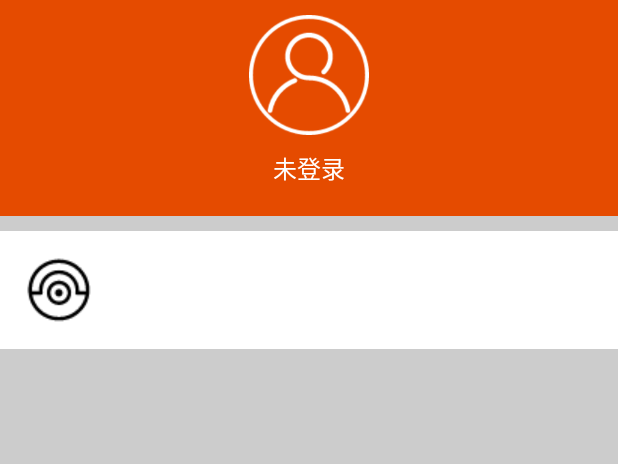
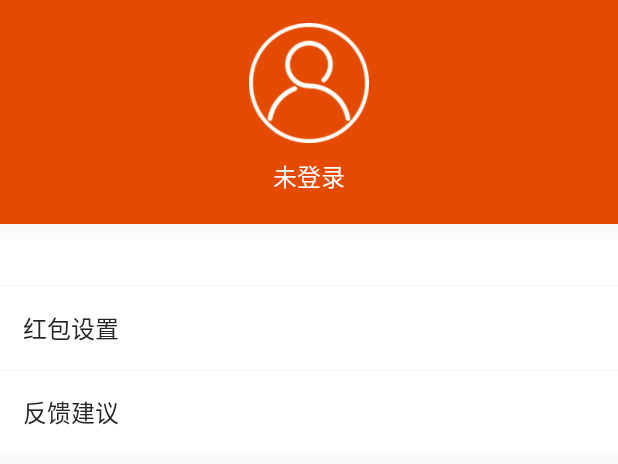
Before and after one commit to handsomeslow/WXHB, an Android app: the layout fragment_my_layout.xml on its own in the app's theme, with its tools: preview values and no code run, on a phone screen of 412 x 824 dp. Shown: the top 464 px of the screen. Run offline under Robolectric (Android 15) with nearby library versions, the phone set to English and light mode, and no system bars.

Commit message:
fix conflict

```diff
--- a/app/src/main/java/com/jx/wxhb/MyApplication.java
+++ b/app/src/main/java/com/jx/wxhb/MyApplication.java
@@ -17,7 +17,7 @@ import com.tinkerpatch.sdk.loader.TinkerPatchApplicationLike;
 import com.tinkerpatch.sdk.tinker.callback.ResultCallBack;
 
 import cn.jpush.android.api.JPushInterface;
-import io.fabric.sdk.android.Fabric;
+//import io.fabric.sdk.android.Fabric;
 import io.realm.Realm;
 import io.realm.RealmConfiguration;
 
--- a/app/src/main/res/layout/fragment_funny_layout.xml
+++ b/app/src/main/res/layout/fragment_funny_layout.xml
@@ -4,7 +4,6 @@
     android:layout_height="match_parent"
     xmlns:app="http://schemas.android.com/apk/res-auto"
     android:orientation="vertical"
-    android:background="@color/PageBackgroundColor"
     tools:context="com.jx.wxhb.fragment.FunnyFragment">
 
     <android.support.v7.widget.CardView
--- a/app/src/main/res/layout/fragment_my_layout.xml
+++ b/app/src/main/res/layout/fragment_my_layout.xml
@@ -3,7 +3,6 @@
     android:layout_width="match_parent"
     android:layout_height="match_parent"
     android:orientation="vertical"
-    android:background="@color/PageBackgroundColor"
     tools:context="com.jx.wxhb.fragment.MyFragment">
 
     <include layout="@layout/view_login_in"/>
@@ -15,6 +14,23 @@
         android:visibility="gone"
         android:text="上传"/>
 
-    <include layout="@layout/view_control_layout" />
+    <include layout="@layout/view_control_layout"/>
 
+    <TextView
+        android:layout_width="match_parent"
+        android:layout_height="wrap_content"
+        android:layout_marginTop="1dp"
+        android:textAppearance="@style/TitleTextStyle"
+        android:background="@color/ContentBackgroundColor"
+        android:padding="@dimen/Mediumpadding"
+        android:text="红包设置"/>
+
+    <TextView
+        android:layout_width="match_parent"
+        android:layout_height="wrap_content"
+        android:layout_marginTop="1dp"
+        android:textAppearance="@style/TitleTextStyle"
+        android:background="@color/ContentBackgroundColor"
+        android:padding="@dimen/Mediumpadding"
+        android:text="反馈建议"/>
 </LinearLayout>
--- a/app/src/main/res/layout/view_control_layout.xml
+++ b/app/src/main/res/layout/view_control_layout.xml
@@ -6,11 +6,12 @@
     android:background="@color/ContentBackgroundColor"
     android:layout_marginTop="@dimen/ModulGap"
     android:layout_width="match_parent"
-    android:layout_height="wrap_content">
+    android:layout_height="wrap_content" >
 
     <ImageView
         android:id="@+id/refresh_wechat_news_button"
         android:layout_width="wrap_content"
         android:layout_height="wrap_content"
+        android:visibility="gone"
         android:src="@drawable/catch_news"/>
 </LinearLayout>
--- a/app/src/main/res/layout/view_login_in.xml
+++ b/app/src/main/res/layout/view_login_in.xml
@@ -3,7 +3,7 @@
     android:orientation="vertical"
     android:layout_width="match_parent"
     android:layout_height="wrap_content"
-    android:paddingTop="@dimen/Normalpadding"
+    android:paddingTop="@dimen/Mediumpadding"
     android:paddingBottom="@dimen/Lagerpadding"
     android:background="@color/OrangeColor">
 
```
